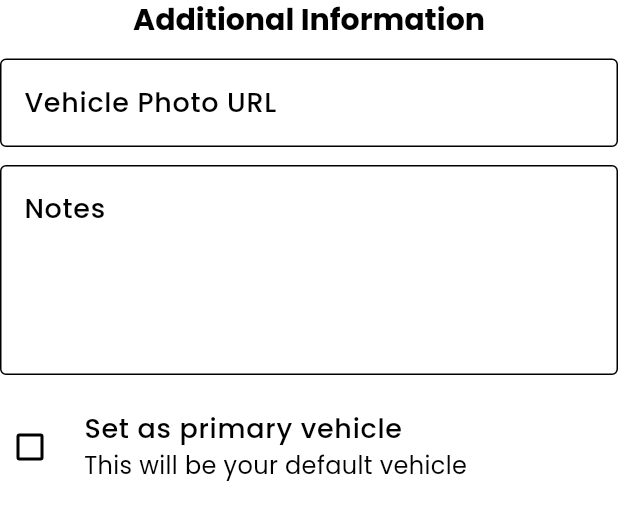
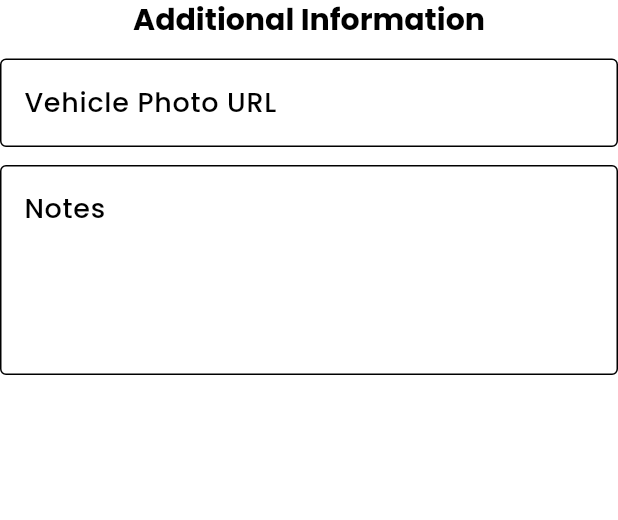
Before and after one commit to joengelena/aurae-beauty-app, a Flutter app: the AdditionalInfoSection widget shown alone on an empty page, opened directly, on a phone screen of 412 x 824 dp. Shown: the top 520 px of the screen. Run offline on Flutter 3.47's test engine with Material 3 defaults, Android fonts, the phone set to English and light mode, and no system bars; our stand-ins replace flutter_secure_storage, go_router, image_picker, smooth_page_indicator; missing offline and left inert: dart:js_interop, fetch_client; accounts and stored records are empty; network calls fail.

Commit message:
Remove "isPrimary" property from the user vehicle object

```diff
--- a/lib/data/models/user_vehicle.dart
+++ b/lib/data/models/user_vehicle.dart
@@ -13,7 +13,6 @@ class UserVehicle {
   final String? regoExpiryDate;
   final String? wofExpiryDate;
   final String? vehiclePhotoUrl;
-  final int isPrimary;
   final String? purchaseDate;
   final String? notes;
   final DateTime createdAt;
@@ -34,7 +33,6 @@ class UserVehicle {
     this.regoExpiryDate,
     this.wofExpiryDate,
     this.vehiclePhotoUrl,
-    required this.isPrimary,
     this.purchaseDate,
     this.notes,
     required this.createdAt,
@@ -57,7 +55,6 @@ class UserVehicle {
       regoExpiryDate: json['regoExpiryDate'] as String?,
       wofExpiryDate: json['wofExpiryDate'] as String?,
       vehiclePhotoUrl: json['vehiclePhotoUrl'] as String?,
-      isPrimary: json['isPrimary'] as int? ?? 0,
       purchaseDate: json['purchaseDate'] as String?,
       notes: json['notes'] as String?,
       createdAt: DateTime.parse(json['createdAt'] as String),
@@ -81,7 +78,6 @@ class UserVehicle {
       'regoExpiryDate': regoExpiryDate,
       'wofExpiryDate': wofExpiryDate,
       'vehiclePhotoUrl': vehiclePhotoUrl,
-      'isPrimary': isPrimary,
       'purchaseDate': purchaseDate,
       'notes': notes,
       'createdAt': createdAt.toIso8601String(),
--- a/lib/presentation/widgets/vehicle_form/additional_info_section.dart
+++ b/lib/presentation/widgets/vehicle_form/additional_info_section.dart
@@ -1,15 +1,12 @@
 import 'package:flutter/material.dart';
 import 'package:motorix_app/logic/add_vehicle_provider.dart';
 import 'package:motorix_app/presentation/widgets/form_fields/string_form_field.dart';
-import 'package:provider/provider.dart';
 
 class AdditionalInfoSection extends StatelessWidget {
   const AdditionalInfoSection({super.key});
 
   @override
   Widget build(BuildContext context) {
-    final provider = context.watch<AddVehicleProvider>();
-
     return Column(
       spacing: 12,
       children: [
@@ -29,16 +26,6 @@ class AdditionalInfoSection extends StatelessWidget {
           maxLines: 4,
           alignLabelWithHint: true,
         ),
-        CheckboxListTile(
-          title: const Text('Set as primary vehicle'),
-          subtitle: const Text('This will be your default vehicle'),
-          value: provider.formData['isPrimary'] == 1,
-          onChanged: (value) {
-            provider.formData['isPrimary'] = value == true ? 1 : 0;
-          },
-          contentPadding: EdgeInsets.zero,
-          controlAffinity: ListTileControlAffinity.leading,
-        ),
       ],
     );
   }
```
Also changed, not shown: lib/logic/garage_provider.dart (+0 -8 lines), lib/presentation/pages/garage_page.dart (+5 -29 lines).
